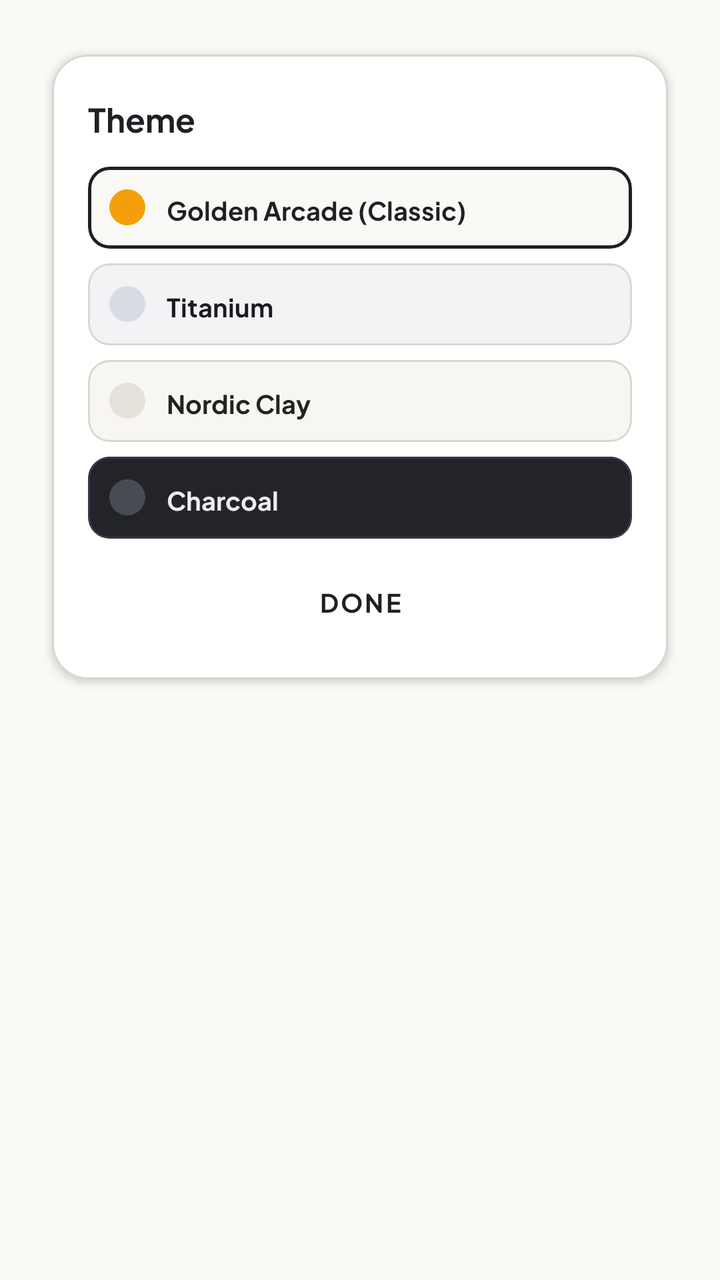
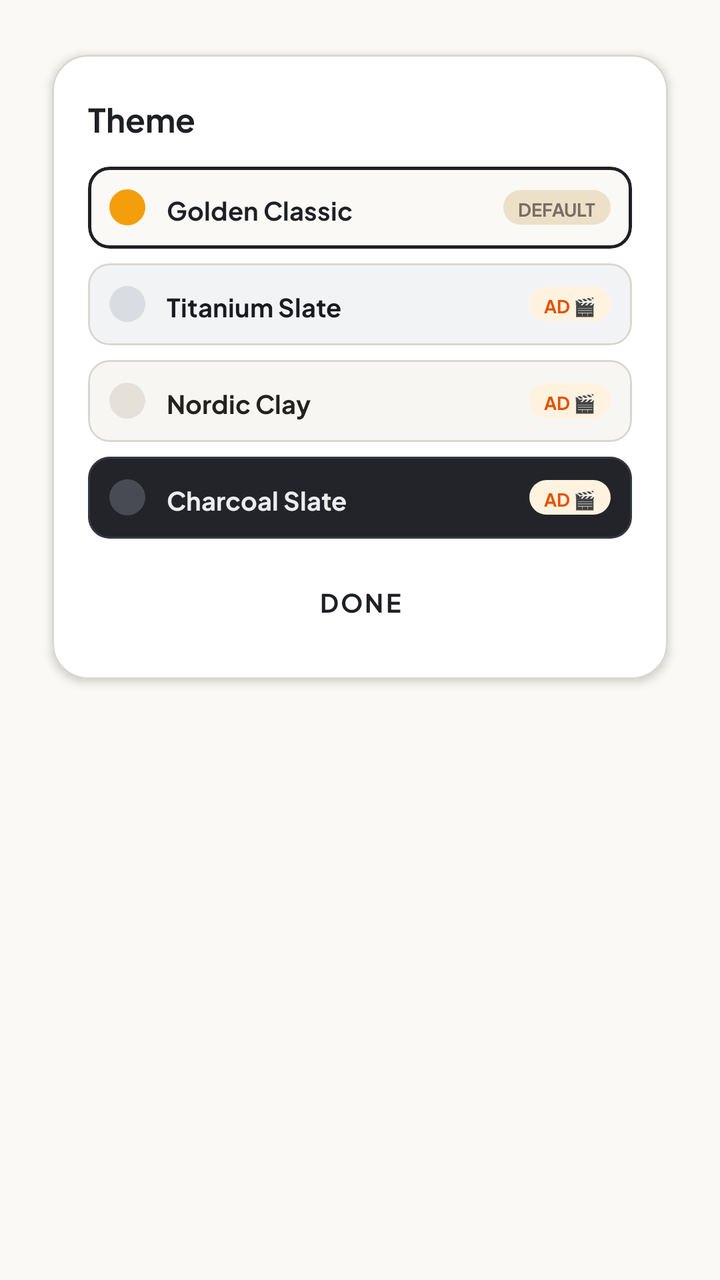

The first picture is an Android layout as it rendered before a commit; the second is the same layout after the commit. The layout source and the unified diff follow.
<!-- AndroidManifest.xml: application theme Theme.NumberBlocks -->
<!-- res/layout/dialog_theme_selector.xml -->
<?xml version="1.0" encoding="utf-8"?>
<LinearLayout xmlns:android="http://schemas.android.com/apk/res/android"
    xmlns:app="http://schemas.android.com/apk/res-auto"
    android:layout_width="match_parent"
    android:layout_height="wrap_content"
    android:background="@android:color/transparent"
    android:clipChildren="false"
    android:clipToPadding="false"
    android:orientation="vertical"
    android:padding="@dimen/dp_20">

    <com.google.android.material.card.MaterialCardView
        android:layout_width="match_parent"
        android:layout_height="wrap_content"
        app:cardBackgroundColor="#FFFFFF"
        app:cardCornerRadius="@dimen/dp_20"
        app:cardElevation="@dimen/dp_3"
        app:cardUseCompatPadding="true"
        app:strokeColor="#D9D7CE"
        app:strokeWidth="@dimen/dp_1">

        <LinearLayout
            android:layout_width="match_parent"
            android:layout_height="wrap_content"
            android:orientation="vertical"
            android:padding="@dimen/dp_20">

            <TextView
                android:layout_width="wrap_content"
                android:layout_height="wrap_content"
                android:text="@string/theme"
                android:textColor="#1E2024"
                android:textSize="@dimen/sp_18"
                android:textStyle="bold" />

            <LinearLayout
                android:layout_width="match_parent"
                android:layout_height="wrap_content"
                android:layout_marginTop="@dimen/dp_14"
                android:orientation="vertical">

                
                <com.google.android.material.card.MaterialCardView
                    android:id="@+id/card_theme_dark"
                    android:layout_width="match_parent"
                    android:layout_height="wrap_content"
                    android:layout_marginBottom="@dimen/dp_8"
                    app:cardBackgroundColor="#FAF9F6"
                    app:cardCornerRadius="@dimen/dp_12"
                    app:cardElevation="0dp"
                    app:strokeColor="#1E2024"
                    app:strokeWidth="@dimen/dp_2">

                    <LinearLayout
                        android:layout_width="match_parent"
                        android:layout_height="wrap_content"
                        android:gravity="center_vertical"
                        android:orientation="horizontal"
                        android:padding="@dimen/dp_12">

                        <View
                            android:layout_width="@dimen/dp_20"
                            android:layout_height="@dimen/dp_20"
                            android:background="@drawable/circle_badge"
                            android:backgroundTint="#F59E0B" />

                        <TextView
                            android:layout_width="wrap_content"
                            android:layout_height="wrap_content"
                            android:layout_marginStart="@dimen/dp_12"
                            android:text="Golden Arcade (Classic)"
                            android:textColor="#1E2024"
                            android:textSize="@dimen/sp_14"
                            android:textStyle="bold" />
                    </LinearLayout>
                </com.google.android.material.card.MaterialCardView>

                
                <com.google.android.material.card.MaterialCardView
                    android:id="@+id/card_theme_light"
                    android:layout_width="match_parent"
                    android:layout_height="wrap_content"
                    android:layout_marginBottom="@dimen/dp_8"
                    app:cardBackgroundColor="#F2F3F5"
                    app:cardCornerRadius="@dimen/dp_12"
                    app:cardElevation="0dp"
                    app:strokeColor="#D9D7CE"
                    app:strokeWidth="@dimen/dp_1">

                    <LinearLayout
                        android:layout_width="match_parent"
                        android:layout_height="wrap_content"
                        android:gravity="center_vertical"
                        android:orientation="horizontal"
                        android:padding="@dimen/dp_12">

                        <View
                            android:layout_width="@dimen/dp_20"
                            android:layout_height="@dimen/dp_20"
                            android:background="@drawable/circle_badge"
                            android:backgroundTint="#D9DCE3" />

                        <TextView
                            android:layout_width="wrap_content"
                            android:layout_height="wrap_content"
                            android:layout_marginStart="@dimen/dp_12"
                            android:text="Titanium"
                            android:textColor="#191B1F"
                            android:textSize="@dimen/sp_14"
                            android:textStyle="bold" />
                    </LinearLayout>
                </com.google.android.material.card.MaterialCardView>

                
                <com.google.android.material.card.MaterialCardView
                    android:id="@+id/card_theme_neon"
                    android:layout_width="match_parent"
                    android:layout_height="wrap_content"
                    android:layout_marginBottom="@dimen/dp_8"
                    app:cardBackgroundColor="#F8F6F2"
                    app:cardCornerRadius="@dimen/dp_12"
                    app:cardElevation="0dp"
                    app:strokeColor="#D9D7CE"
                    app:strokeWidth="@dimen/dp_1">

                    <LinearLayout
                        android:layout_width="match_parent"
                        android:layout_height="wrap_content"
                        android:gravity="center_vertical"
                        android:orientation="horizontal"
                        android:padding="@dimen/dp_12">

                        <View
                            android:layout_width="@dimen/dp_20"
                            android:layout_height="@dimen/dp_20"
                            android:background="@drawable/circle_badge"
                            android:backgroundTint="#E6E1D8" />

                        <TextView
                            android:layout_width="wrap_content"
                            android:layout_height="wrap_content"
                            android:layout_marginStart="@dimen/dp_12"
                            android:text="@string/theme_nordic_title"
                            android:textColor="#242220"
                            android:textSize="@dimen/sp_14"
                            android:textStyle="bold" />
                    </LinearLayout>
                </com.google.android.material.card.MaterialCardView>

                
                <com.google.android.material.card.MaterialCardView
                    android:id="@+id/card_theme_pastel"
                    android:layout_width="match_parent"
                    android:layout_height="wrap_content"
                    app:cardBackgroundColor="#222429"
                    app:cardCornerRadius="@dimen/dp_12"
                    app:cardElevation="0dp"
                    app:strokeColor="#353942"
                    app:strokeWidth="@dimen/dp_1">

                    <LinearLayout
                        android:layout_width="match_parent"
                        android:layout_height="wrap_content"
                        android:gravity="center_vertical"
                        android:orientation="horizontal"
                        android:padding="@dimen/dp_12">

                        <View
                            android:layout_width="@dimen/dp_20"
                            android:layout_height="@dimen/dp_20"
                            android:background="@drawable/circle_badge"
                            android:backgroundTint="#484B54" />

                        <TextView
                            android:layout_width="wrap_content"
                            android:layout_height="wrap_content"
                            android:layout_marginStart="@dimen/dp_12"
                            android:text="Charcoal"
                            android:textColor="#EDEDF0"
                            android:textSize="@dimen/sp_14"
                            android:textStyle="bold" />
                    </LinearLayout>
                </com.google.android.material.card.MaterialCardView>
            </LinearLayout>

            <Button
                android:id="@+id/btn_close_theme"
                style="@style/GameButton.Text"
                android:layout_width="match_parent"
                android:layout_height="@dimen/dp_48"
                android:layout_marginTop="@dimen/dp_10"
                android:text="Done"
                android:textColor="#1E2024"
                android:textSize="@dimen/sp_14"
                android:textStyle="bold" />

        </LinearLayout>
    </com.google.android.material.card.MaterialCardView>
</LinearLayout>
<!-- resources referenced by this layout -->
<resources>
  <dimen name="dp_1">1.00dp</dimen>
  <dimen name="dp_10">10.00dp</dimen>
  <dimen name="dp_12">12.00dp</dimen>
  <dimen name="dp_14">14.00dp</dimen>
  <dimen name="dp_2">2.00dp</dimen>
  <dimen name="dp_20">20.00dp</dimen>
  <dimen name="dp_3">3.00dp</dimen>
  <dimen name="dp_48">48.00dp</dimen>
  <dimen name="dp_8">8.00dp</dimen>
  <dimen name="sp_14">14.00sp</dimen>
  <dimen name="sp_18">18.00sp</dimen>
  <!-- drawable circle_badge (drawable) -->
  <?xml version="1.0" encoding="utf-8"?>
  <shape xmlns:android="http://schemas.android.com/apk/res/android"
      android:shape="oval">
      <solid android:color="#FFFFFF" />
  </shape>
  <string name="theme">Theme</string>
  <string name="theme_nordic_title">Nordic Clay</string>
  <style name="GameButton.Text" parent="Widget.MaterialComponents.Button.TextButton">
          <item name="android:layout_height">@dimen/dp_48</item>
          <item name="android:textSize">@dimen/sp_14</item>
          <item name="android:textStyle">bold</item>
          <item name="android:insetTop">0dp</item>
          <item name="android:insetBottom">0dp</item>
          <item name="android:textColor">@color/text_secondary</item>
          <item name="fontFamily">@font/game_font</item>
          <item name="android:fontFamily">@font/game_font</item>
      </style>
  <style name="Theme.NumberBlocks" parent="Theme.MaterialComponents.DayNight.NoActionBar">
          <item name="colorPrimary">@color/primary</item>
          <item name="colorPrimaryVariant">@color/primary_variant</item>
          <item name="colorSecondary">@color/secondary</item>
          <item name="android:statusBarColor">@color/background</item>
          <item name="android:navigationBarColor">@color/background</item>
          <item name="android:windowBackground">@color/background</item>
          <item name="android:windowLightStatusBar">true</item>
          <item name="fontFamily">@font/game_font</item>
          <item name="android:fontFamily">@font/game_font</item>
      </style>
  <color name="text_secondary">#737680</color>
  <color name="primary">#1E2024</color>
  <color name="primary_variant">#161719</color>
  <color name="secondary">#5A5D66</color>
  <color name="background">#FAF9F6</color>
</resources>

<!-- the commit's change to res/layout/dialog_theme_selector.xml (unified diff, before → after) -->
@@ -65,12 +65,29 @@
                             android:backgroundTint="#F59E0B" />
 
                         <TextView
-                            android:layout_width="wrap_content"
-                            android:layout_height="wrap_content"
-                            android:layout_marginStart="@dimen/dp_12"
-                            android:text="Golden Arcade (Classic)"
+                            android:id="@+id/tv_title_theme_dark"
+                            android:layout_width="0dp"
+                            android:layout_height="wrap_content"
+                            android:layout_marginStart="@dimen/dp_12"
+                            android:layout_weight="1"
+                            android:text="Golden Classic"
                             android:textColor="#1E2024"
                             android:textSize="@dimen/sp_14"
+                            android:textStyle="bold" />
+
+                        <TextView
+                            android:id="@+id/tv_badge_theme_dark"
+                            android:layout_width="wrap_content"
+                            android:layout_height="wrap_content"
+                            android:background="@drawable/pill_badge"
+                            android:backgroundTint="#EDE0C8"
+                            android:paddingStart="@dimen/dp_8"
+                            android:paddingTop="@dimen/dp_2"
+                            android:paddingEnd="@dimen/dp_8"
+                            android:paddingBottom="@dimen/dp_2"
+                            android:text="@string/theme_badge_default"
+                            android:textColor="#776E65"
+                            android:textSize="@dimen/sp_10"
                             android:textStyle="bold" />
                     </LinearLayout>
                 </com.google.android.material.card.MaterialCardView>
@@ -101,12 +118,29 @@
                             android:backgroundTint="#D9DCE3" />
 
                         <TextView
-                            android:layout_width="wrap_content"
-                            android:layout_height="wrap_content"
-                            android:layout_marginStart="@dimen/dp_12"
-                            android:text="Titanium"
+                            android:id="@+id/tv_title_theme_light"
+                            android:layout_width="0dp"
+                            android:layout_height="wrap_content"
+                            android:layout_marginStart="@dimen/dp_12"
+                            android:layout_weight="1"
+                            android:text="Titanium Slate"
                             android:textColor="#191B1F"
                             android:textSize="@dimen/sp_14"
+                            android:textStyle="bold" />
+
+                        <TextView
+                            android:id="@+id/tv_badge_theme_light"
+                            android:layout_width="wrap_content"
+                            android:layout_height="wrap_content"
+                            android:background="@drawable/pill_badge"
+                            android:backgroundTint="#FFF3E0"
+                            android:paddingStart="@dimen/dp_8"
+                            android:paddingTop="@dimen/dp_2"
+                            android:paddingEnd="@dimen/dp_8"
+                            android:paddingBottom="@dimen/dp_2"
+                            android:text="@string/theme_badge_ad"
+                            android:textColor="#E65100"
+                            android:textSize="@dimen/sp_10"
                             android:textStyle="bold" />
                     </LinearLayout>
                 </com.google.android.material.card.MaterialCardView>
@@ -137,12 +171,29 @@
                             android:backgroundTint="#E6E1D8" />
 
                         <TextView
-                            android:layout_width="wrap_content"
-                            android:layout_height="wrap_content"
-                            android:layout_marginStart="@dimen/dp_12"
-                            android:text="@string/theme_nordic_title"
+                            android:id="@+id/tv_title_theme_neon"
+                            android:layout_width="0dp"
+                            android:layout_height="wrap_content"
+                            android:layout_marginStart="@dimen/dp_12"
+                            android:layout_weight="1"
+                            android:text="Nordic Clay"
                             android:textColor="#242220"
                             android:textSize="@dimen/sp_14"
+                            android:textStyle="bold" />
+
+                        <TextView
+                            android:id="@+id/tv_badge_theme_neon"
+                            android:layout_width="wrap_content"
+                            android:layout_height="wrap_content"
+                            android:background="@drawable/pill_badge"
+                            android:backgroundTint="#FFF3E0"
+                            android:paddingStart="@dimen/dp_8"
+                            android:paddingTop="@dimen/dp_2"
+                            android:paddingEnd="@dimen/dp_8"
+                            android:paddingBottom="@dimen/dp_2"
+                            android:text="@string/theme_badge_ad"
+                            android:textColor="#E65100"
+                            android:textSize="@dimen/sp_10"
                             android:textStyle="bold" />
                     </LinearLayout>
                 </com.google.android.material.card.MaterialCardView>
@@ -172,12 +223,29 @@
                             android:backgroundTint="#484B54" />
 
                         <TextView
-                            android:layout_width="wrap_content"
-                            android:layout_height="wrap_content"
-                            android:layout_marginStart="@dimen/dp_12"
-                            android:text="Charcoal"
+                            android:id="@+id/tv_title_theme_pastel"
+                            android:layout_width="0dp"
+                            android:layout_height="wrap_content"
+                            android:layout_marginStart="@dimen/dp_12"
+                            android:layout_weight="1"
+                            android:text="Charcoal Slate"
                             android:textColor="#EDEDF0"
                             android:textSize="@dimen/sp_14"
+                            android:textStyle="bold" />
+
+                        <TextView
+                            android:id="@+id/tv_badge_theme_pastel"
+                            android:layout_width="wrap_content"
+                            android:layout_height="wrap_content"
+                            android:background="@drawable/pill_badge"
+                            android:backgroundTint="#FFF3E0"
+                            android:paddingStart="@dimen/dp_8"
+                            android:paddingTop="@dimen/dp_2"
+                            android:paddingEnd="@dimen/dp_8"
+                            android:paddingBottom="@dimen/dp_2"
+                            android:text="@string/theme_badge_ad"
+                            android:textColor="#E65100"
+                            android:textSize="@dimen/sp_10"
                             android:textStyle="bold" />
                     </LinearLayout>
                 </com.google.android.material.card.MaterialCardView>
<!-- resource entries referenced after the edit -->
@@ -9,6 +9,7 @@
   <dimen name="dp_3">3.00dp</dimen>
   <dimen name="dp_48">48.00dp</dimen>
   <dimen name="dp_8">8.00dp</dimen>
+  <dimen name="sp_10">10.00sp</dimen>
   <dimen name="sp_14">14.00sp</dimen>
   <dimen name="sp_18">18.00sp</dimen>
   <!-- drawable circle_badge (drawable) -->
@@ -17,8 +18,16 @@
       android:shape="oval">
       <solid android:color="#FFFFFF" />
   </shape>
+  <!-- drawable pill_badge (drawable) -->
+  <?xml version="1.0" encoding="utf-8"?>
+  <shape xmlns:android="http://schemas.android.com/apk/res/android"
+      android:shape="rectangle">
+      <corners android:radius="12dp" />
+      <solid android:color="#F0EFEA" />
+  </shape>
   <string name="theme">Theme</string>
-  <string name="theme_nordic_title">Nordic Clay</string>
+  <string name="theme_badge_ad">AD 🎬</string>
+  <string name="theme_badge_default">DEFAULT</string>
   <style name="GameButton.Text" parent="Widget.MaterialComponents.Button.TextButton">
           <item name="android:layout_height">@dimen/dp_48</item>
           <item name="android:textSize">@dimen/sp_14</item>
